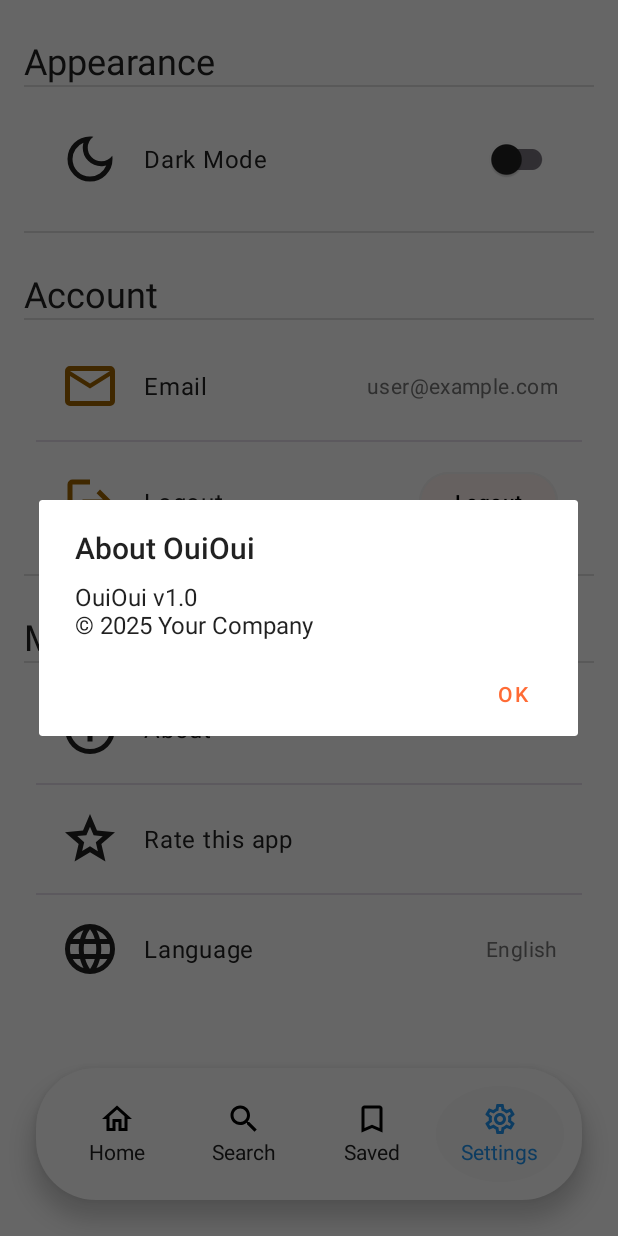
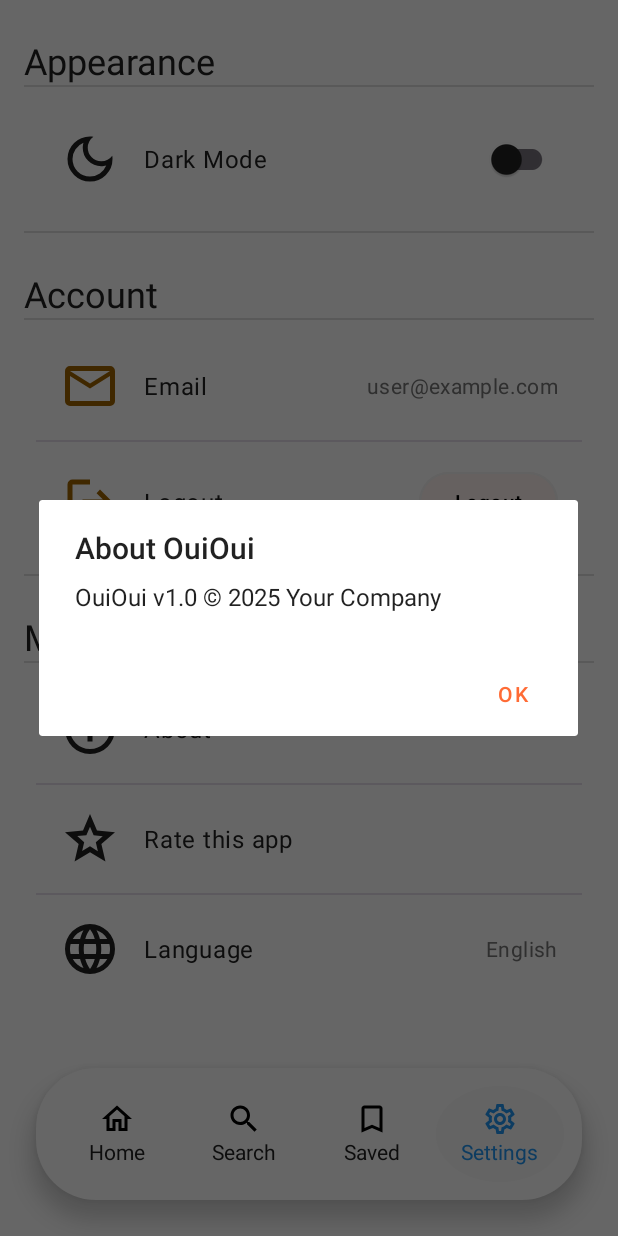
Before and after one commit to Raz-Bouganim/OuiOui, an Android app: the SettingsFragment screen opened through its navigation route, after a tap on "About", on a phone screen of 412 x 824 dp. Run offline under Robolectric (Android 15) with nearby library versions, the phone set to English and light mode, and no system bars; our stand-ins replace Dagger/Hilt's generated code; pictures from the network do not load.

Commit message:
Added Strings File

```diff
--- a/app/src/main/java/com/sharks/ouioui/ui/home/HomeFragment.kt
+++ b/app/src/main/java/com/sharks/ouioui/ui/home/HomeFragment.kt
@@ -129,7 +129,7 @@ class HomeFragment : Fragment() {
                 val wasFavorite = lastFavorites.any { it.title == toggledTitle }
                 val isFavorite = favorites.any { it.title == toggledTitle }
                 if (wasFavorite != isFavorite) {
-                    val message = if (isFavorite) "Added to favorites" else "Removed from favorites"
+                    val message = if (isFavorite) getString(R.string.addedToFavoritesText) else getString(R.string.removedFromFavoritesText)
                     Toast.makeText(requireContext(), message, Toast.LENGTH_SHORT).show()
                 }
             }
@@ -172,15 +172,15 @@ class HomeFragment : Fragment() {
                 if (country != null) {
                     homeViewModel.fetchDestinationsForCountry(country)
                 } else {
-                    Toast.makeText(requireContext(), "Unable to determine country, showing France", Toast.LENGTH_SHORT).show()
+                    Toast.makeText(requireContext(), getString(R.string.unableToDetermineCountryText), Toast.LENGTH_SHORT).show()
                     homeViewModel.fetchDestinationsForCountry("France")
                 }
             } else {
-                Toast.makeText(requireContext(), "Location is null, showing France", Toast.LENGTH_SHORT).show()
+                Toast.makeText(requireContext(), getString(R.string.locationIsNullText), Toast.LENGTH_SHORT).show()
                 homeViewModel.fetchDestinationsForCountry("France")
             }
         }.addOnFailureListener {
-            Toast.makeText(requireContext(), "Failed to get location, showing France", Toast.LENGTH_SHORT).show()
+            Toast.makeText(requireContext(), getString(R.string.failedToGetLocationText), Toast.LENGTH_SHORT).show()
             homeViewModel.fetchDestinationsForCountry("France")
         }
     }
--- a/app/src/main/java/com/sharks/ouioui/ui/saved/SavedFragment.kt
+++ b/app/src/main/java/com/sharks/ouioui/ui/saved/SavedFragment.kt
@@ -1,5 +1,6 @@
 package com.sharks.ouioui.ui.saved
 
+import com.sharks.ouioui.R
 import android.os.Bundle
 import android.view.LayoutInflater
 import android.view.View
@@ -54,7 +55,7 @@ class SavedFragment : Fragment() {
                 val wasFavorite = lastFavorites.any { it.title == toggledTitle }
                 val isFavorite = favorites.any { it.title == toggledTitle }
                 if (wasFavorite != isFavorite) {
-                    val message = if (isFavorite) "Added to favorites" else "Removed from favorites"
+                    val message = if (isFavorite) getString(R.string.addedToFavoritesText) else getString(R.string.removedFromFavoritesText)
                     Toast.makeText(requireContext(), message, Toast.LENGTH_SHORT).show()
                 }
             }
--- a/app/src/main/java/com/sharks/ouioui/ui/search/SearchFragment.kt
+++ b/app/src/main/java/com/sharks/ouioui/ui/search/SearchFragment.kt
@@ -1,5 +1,6 @@
 package com.sharks.ouioui.ui.search
 
+import com.sharks.ouioui.R
 import android.os.Bundle
 import android.view.LayoutInflater
 import android.view.View
@@ -74,7 +75,7 @@ class SearchFragment : Fragment() {
                 val wasFavorite = lastFavorites.any { it.title == toggledTitle }
                 val isFavorite = favorites.any { it.title == toggledTitle }
                 if (wasFavorite != isFavorite) {
-                    val message = if (isFavorite) "Added to favorites" else "Removed from favorites"
+                    val message = if (isFavorite) getString(R.string.addedToFavoritesText) else getString(R.string.removedFromFavoritesText)
                     Toast.makeText(requireContext(), message, Toast.LENGTH_SHORT).show()
                 }
             }
--- a/app/src/main/java/com/sharks/ouioui/ui/settings/SettingsFragment.kt
+++ b/app/src/main/java/com/sharks/ouioui/ui/settings/SettingsFragment.kt
@@ -1,15 +1,16 @@
 package com.sharks.ouioui.ui.settings
 
+import com.sharks.ouioui.R
 import android.app.AlertDialog
 import android.content.Intent
 import android.net.Uri
 import android.os.Bundle
+import android.preference.PreferenceManager
 import android.view.LayoutInflater
 import android.view.View
 import android.view.ViewGroup
 import android.widget.Toast
 import androidx.appcompat.app.AppCompatDelegate
-import androidx.preference.PreferenceManager
 import androidx.fragment.app.Fragment
 import com.sharks.ouioui.databinding.FragmentSettingsBinding
 import dagger.hilt.android.AndroidEntryPoint
@@ -35,7 +36,6 @@ class SettingsFragment : Fragment() {
         binding.switchDark.isChecked = isDark
         binding.switchDark.setOnCheckedChangeListener { _, checked ->
             prefs.edit().putBoolean("dark_mode", checked).apply()
-
             AppCompatDelegate.setDefaultNightMode(
                 if (checked) AppCompatDelegate.MODE_NIGHT_YES
                 else           AppCompatDelegate.MODE_NIGHT_NO
@@ -46,22 +46,22 @@ class SettingsFragment : Fragment() {
 
 
         // Email placeholder
-        binding.tvEmail.text = "user@example.com"
+        binding.tvEmail.text = getString(R.string.userExampleEmailText)
 
         // Logout button
         binding.btnLogout.setOnClickListener {
             // TODO: implement logout
             android.widget.Toast
-                .makeText(requireContext(), "Logged out", Toast.LENGTH_SHORT)
+                .makeText(requireContext(), getString(R.string.loggedOutText), Toast.LENGTH_SHORT)
                 .show()
         }
 
         // About dialog
         binding.rowAbout.setOnClickListener {
             AlertDialog.Builder(requireContext())
-                .setTitle("About OuiOui")
-                .setMessage("OuiOui v1.0\n© 2025 Your Company")
-                .setPositiveButton("OK", null)
+                .setTitle(getString(R.string.aboutOuiOuiText))
+                .setMessage(getString(R.string.ouiouiVersionText))
+                .setPositiveButton(getString(R.string.okText), null)
                 .show()
         }
 
@@ -77,7 +77,7 @@ class SettingsFragment : Fragment() {
         binding.rowLanguage.setOnClickListener {
             val langs = arrayOf("English", "עברית")
             AlertDialog.Builder(requireContext())
-                .setTitle("Select Language")
+                .setTitle(getString(R.string.selectLanguageText))
                 .setItems(langs) { dlg, idx ->
                     binding.tvLanguage.text = langs[idx]
                     dlg.dismiss()
--- a/app/src/main/res/layout/activity_main.xml
+++ b/app/src/main/res/layout/activity_main.xml
@@ -49,7 +49,7 @@
 
             <TextView
                 android:id="@+id/nav_home_text"
-                android:text="Home"
+                android:text="@string/navHomeText"
                 android:layout_width="wrap_content"
                 android:layout_height="wrap_content"
                 android:textColor="@color/nav_text_color"/>
@@ -71,7 +71,7 @@
 
             <TextView
                 android:id="@+id/nav_search_text"
-                android:text="Search"
+                android:text="@string/navSearchText"
                 android:layout_width="wrap_content"
                 android:layout_height="wrap_content"
                 android:textColor="@color/nav_text_color"/>
@@ -91,7 +91,7 @@
 
             <TextView
                 android:id="@+id/nav_saved_text"
-                android:text="Saved"
+                android:text="@string/navSavedText"
                 android:layout_width="wrap_content"
                 android:layout_height="wrap_content"
                 android:textColor="@color/nav_text_color"/>
@@ -111,7 +111,7 @@
 
             <TextView
                 android:id="@+id/nav_settings_text"
-                android:text="Settings"
+                android:text="@string/navSettingsText"
                 android:layout_width="wrap_content"
                 android:layout_height="wrap_content"
                 android:textColor="@color/nav_text_color"/>
--- a/app/src/main/res/layout/fragment_saved.xml
+++ b/app/src/main/res/layout/fragment_saved.xml
@@ -12,7 +12,7 @@
         android:id="@+id/textViewSavedTitle"
         android:layout_width="wrap_content"
         android:layout_height="wrap_content"
-        android:text="Saved Destinations"
+        android:text="@string/savedDestinationsHeaderText"
         android:textSize="36sp"
         android:textStyle="bold"
         android:textColor="?attr/colorOnBackground"
--- a/app/src/main/res/layout/fragment_settings.xml
+++ b/app/src/main/res/layout/fragment_settings.xml
@@ -24,7 +24,7 @@
                 style="@style/OuiOui.Text.Title"
                 android:layout_width="wrap_content"
                 android:layout_height="wrap_content"
-                android:text="Appearance"
+                android:text="@string/appearanceText"
                 android:layout_marginTop="8dp"/>
 
             <LinearLayout
@@ -47,8 +47,9 @@
                     android:layout_height="wrap_content"
                     android:layout_weight="1"
                     android:paddingStart="16dp"
+                    android:paddingEnd="8dp"
                     style="@style/OuiOui.Text.Body"
-                    android:text="Dark Mode" />
+                    android:text="@string/darkModeText" />
 
                 <androidx.appcompat.widget.SwitchCompat
                     android:id="@+id/switchDark"
@@ -61,7 +62,7 @@
                 style="@style/OuiOui.Text.Title"
                 android:layout_width="wrap_content"
                 android:layout_height="wrap_content"
-                android:text="Account"
+                android:text="@string/accountText"
                 android:layout_marginTop="24dp"/>
 
             <LinearLayout
@@ -89,15 +90,16 @@
                         android:layout_height="wrap_content"
                         android:layout_weight="1"
                         android:paddingStart="16dp"
+                        android:paddingEnd="8dp"
                         style="@style/OuiOui.Text.Body"
-                        android:text="Email" />
+                        android:text="@string/emailText" />
 
                     <TextView
                         android:id="@+id/tvEmail"
                         android:layout_width="wrap_content"
                         android:layout_height="wrap_content"
                         style="@style/OuiOui.Text.Subtitle"
-                        android:text="user@example.com" />
+                        android:text="@string/userExampleEmailText" />
                 </LinearLayout>
 
                 <View
@@ -124,15 +126,16 @@
                         android:layout_height="wrap_content"
                         android:layout_weight="1"
                         android:paddingStart="16dp"
+                        android:paddingEnd="8dp"
                         style="@style/OuiOui.Text.Body"
-                        android:text="Logout" />
+                        android:text="@string/logoutText" />
 
                     <Button
                         android:id="@+id/btnLogout"
                         style="@style/OuiOui.Button.Outlined"
                         android:layout_width="wrap_content"
                         android:layout_height="wrap_content"
-                        android:text="Logout" />
+                        android:text="@string/logoutText" />
                 </LinearLayout>
             </LinearLayout>
 
@@ -141,7 +144,7 @@
                 style="@style/OuiOui.Text.Title"
                 android:layout_width="wrap_content"
                 android:layout_height="wrap_content"
-                android:text="More"
+                android:text="@string/moreText"
                 android:layout_marginTop="24dp"/>
 
             <LinearLayout
@@ -170,8 +173,9 @@
                         android:layout_width="match_parent"
                         android:layout_height="wrap_content"
                         android:paddingStart="16dp"
+                        android:paddingEnd="8dp"
                         style="@style/OuiOui.Text.Body"
-                        android:text="About" />
+                        android:text="@string/aboutText" />
                 </LinearLayout>
 
                 <View
@@ -199,8 +203,9 @@
                         android:layout_width="match_parent"
                         android:layout_height="wrap_content"
                         android:paddingStart="16dp"
+                        android:paddingEnd="8dp"
                         style="@style/OuiOui.Text.Body"
-                        android:text="Rate this app" />
+                        android:text="@string/rateThisAppText" />
                 </LinearLayout>
 
                 <View
@@ -229,15 +234,16 @@
                         android:layout_height="wrap_content"
                         android:layout_weight="1"
                         android:paddingStart="16dp"
+                        android:paddingEnd="8dp"
                         style="@style/OuiOui.Text.Body"
-                        android:text="Language" />
+                        android:text="@string/languageText" />
 
                     <TextView
                         android:id="@+id/tvLanguage"
                         android:layout_width="wrap_content"
                         android:layout_height="wrap_content"
                         style="@style/OuiOui.Text.Subtitle"
-                        android:text="English" />
+                        android:text="@string/englishText" />
                 </LinearLayout>
 
             </LinearLayout>
--- a/app/src/main/res/layout/item_destination.xml
+++ b/app/src/main/res/layout/item_destination.xml
@@ -31,7 +31,7 @@
                 android:layout_gravity="top|end"
                 android:layout_margin="8dp"
                 android:background="@android:color/transparent"
-                android:contentDescription="Favorite"
+                android:contentDescription="@string/favoriteText"
                 android:src="@drawable/ic_favorite_border"
                 app:tint="?attr/colorOnSurface" />
 
@@ -41,7 +41,7 @@
             android:id="@+id/textViewDestinationName"
             android:layout_width="match_parent"
             android:layout_height="wrap_content"
-            android:text="Destination Name"
+            android:text="@string/destinationNameText"
             android:textSize="16sp"
             android:layout_marginStart="8dp"
             android:layout_marginTop="8dp"
@@ -52,7 +52,7 @@
             android:id="@+id/textViewDestinationDescription"
             android:layout_width="match_parent"
             android:layout_height="wrap_content"
-            android:text="Short description of the destination."
+            android:text="@string/shortDescriptionOfTheDestinationText"
             android:textSize="14sp"
             android:layout_marginStart="8dp"
             android:layout_marginBottom="8dp"
--- a/app/src/main/res/values/strings.xml
+++ b/app/src/main/res/values/strings.xml
@@ -1,3 +1,43 @@
 <resources>
-    <string name="app_name">OuiOui</string>
+    <string name="app_name" translatable="false">OuiOui</string>
+    <string name="navHomeText">Home</string>
+    <string name="navSearchText">Search</string>
+    <string name="navSavedText">Saved</string>
+    <string name="navSettingsText">Settings</string>
+    <string name="ouiouiTitleText" translatable="false">OuiOui</string>
+    <string name="exploreBeautifulDestinationsText">Explore beautiful destinations 🌍</string>
+    <string name="searchIconDescText">Search</string>
+    <string name="featuredDestinationHeaderText">Featured Destination</string>
+    <string name="discoverHeaderText">Discover</string>
+    <string name="savedDestinationsHeaderText">Saved Destinations</string>
+    <string name="searchHeaderText">Search</string>
+    <string name="findYourNextDestinationText">Find your next destination</string>
+    <string name="searchHintText">Type a country to search for...</string>
+    <string name="appearanceText">Appearance</string>
+    <string name="darkModeText">Dark Mode</string>
+    <string name="accountText">Account</string>
+    <string name="emailText">Email</string>
+    <string name="userExampleEmailText" translatable="false">user@example.com</string>
+    <string name="logoutText">Logout</string>
+    <string name="moreText">More</string>
+    <string name="aboutText">About</string>
+    <string name="rateThisAppText">Rate this app</string>
+    <string name="languageText">Language</string>
+    <string name="englishText">English</string>
+    <string name="favoriteText">Favorite</string>
+    <string name="destinationNameText">Destination Name</string>
+    <string name="shortDescriptionOfTheDestinationText">Short description of the destination.</string>
+    <string name="noLinkText">No link.</string>
+    <string name="noDescriptionText">No description available.</string>
+    <string name="noThumbnailText">No image available.</string>
+    <string name="addedToFavoritesText">Added to favorites</string>
+    <string name="removedFromFavoritesText">Removed from favorites</string>
+    <string name="unableToDetermineCountryText">Unable to determine country, showing France</string>
+    <string name="locationIsNullText">Location is null, showing France</string>
+    <string name="failedToGetLocationText">Failed to get location, showing France</string>
+    <string name="loggedOutText">Logged Out</string>
+    <string name="aboutOuiOuiText">About OuiOui</string>
+    <string name="ouiouiVersionText" translatable="false">OuiOui v1.0&#10;© 2025 Your Company</string>
+    <string name="okText">OK</string>
+    <string name="selectLanguageText">Select Language</string>
 </resources>
```
Also changed, not shown: app/src/main/java/com/sharks/ouioui/MainActivity.kt (+0 -7 lines), app/src/main/java/com/sharks/ouioui/di/AppModule.kt (+6 -1 lines), app/src/main/java/com/sharks/ouioui/repository/DestinationRepo.kt (+10 -7 lines), app/src/main/res/layout/fragment_home.xml (+5 -5 lines), app/src/main/res/layout/fragment_search.xml (+4 -4 lines), 1 other file.
